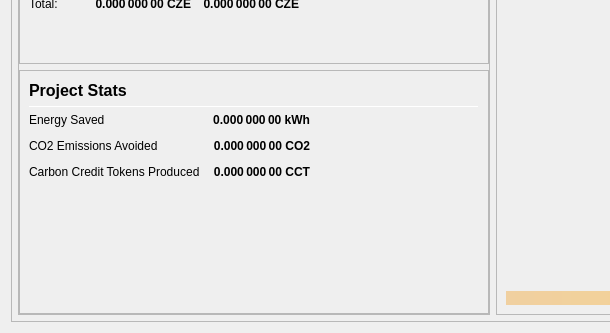
Old version of the form src/qt/forms/overviewpage.ui in the repository Carbon-Zero/CarbonZero; both pictures show x 0 to 610 and y 508 to 841 of the 978 by 841 pixel window.
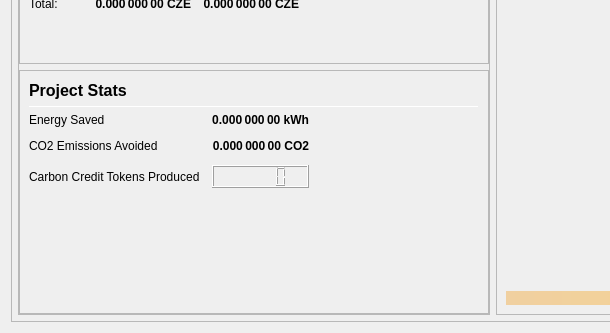
New version of the form.

What changed in the file:
```diff
--- a/src/qt/forms/overviewpage.ui
+++ b/src/qt/forms/overviewpage.ui
@@ -901,7 +901,7 @@
                       </widget>
                      </item>
                      <item>
-                      <layout class="QGridLayout" name="gridLayout_5" rowstretch="0,0,0,0,0" rowminimumheight="0,0,0,0,0">
+                      <layout class="QGridLayout" name="gridLayout_5" rowstretch="0,0,0,0,0,0,0" rowminimumheight="0,0,0,0,0,0,0">
                        <property name="spacing">
                         <number>12</number>
                        </property>
@@ -915,6 +915,16 @@
                          </property>
                         </widget>
                        </item>
+                       <item row="3" column="0">
+                        <widget class="QLabel" name="labelCarbonCreditText">
+                         <property name="toolTip">
+                          <string>Carbon Credit ERC-20 Tokens produced by the Carbon Zero Project to date.</string>
+                         </property>
+                         <property name="text">
+                          <string>Carbon Credit Tokens Produced</string>
+                         </property>
+                        </widget>
+                       </item>
                        <item row="1" column="1">
                         <widget class="QLabel" name="labelEnergySaved">
                          <property name="font">
@@ -963,36 +973,7 @@
                          </property>
                         </widget>
                        </item>
-                       <item row="3" column="0">
-                        <widget class="QLabel" name="labelCarbonCreditText">
-                         <property name="toolTip">
-                          <string>Carbon Credit ERC-20 Tokens produced by the Carbon Zero Project to date.</string>
-                         </property>
-                         <property name="text">
-                          <string>Carbon Credit Tokens Produced</string>
-                         </property>
-                        </widget>
-                       </item>
-                       <item row="3" column="1">
-                        <widget class="QLabel" name="labelCarbonCredit">
-                         <property name="font">
-                          <font>
-                           <weight>75</weight>
-                           <bold>true</bold>
-                          </font>
-                         </property>
-                         <property name="toolTip">
-                          <string>Carbon Credit ERC-20 Tokens produced by the Carbon Zero Project to date.</string>
-                         </property>
-                         <property name="text">
-                          <string notr="true">0.000 000 00 CCT</string>
-                         </property>
-                         <property name="alignment">
-                          <set>Qt::AlignRight|Qt::AlignTrailing|Qt::AlignVCenter</set>
-                         </property>
-                        </widget>
-                       </item>
-                       <item row="4" column="2">
+                       <item row="6" column="2">
                         <spacer name="horizontalSpacer_4">
                          <property name="orientation">
                           <enum>Qt::Horizontal</enum>
@@ -1005,6 +986,9 @@
                          </property>
                         </spacer>
                        </item>
+                       <item row="3" column="1">
+                        <widget class="QLCDNumber" name="labelCCT"/>
+                       </item>
                       </layout>
                      </item>
                      <item>
```
